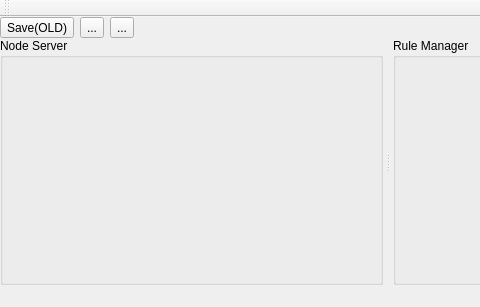
Qt form Software/JarvisServer/jarvisServer/gjarvisgui.ui (makespacemadrid/Jarvis) before a commit; both pictures show x 0 to 480 and y 0 to 307 of the 777 by 307 pixel window.
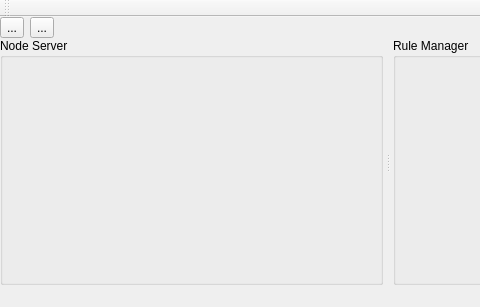
The same form after that commit. Custom widgets are drawn as their Qt base class.

```diff
--- a/Software/JarvisServer/jarvisServer/gjarvisgui.ui
+++ b/Software/JarvisServer/jarvisServer/gjarvisgui.ui
@@ -32,13 +32,6 @@
     </property>
     <item>
      <layout class="QHBoxLayout" name="horizontalLayout">
-      <item>
-       <widget class="QToolButton" name="btn_saveSettings">
-        <property name="text">
-         <string>Save(OLD)</string>
-        </property>
-       </widget>
-      </item>
       <item>
        <widget class="QToolButton" name="toolButton_2">
         <property name="text">
```
